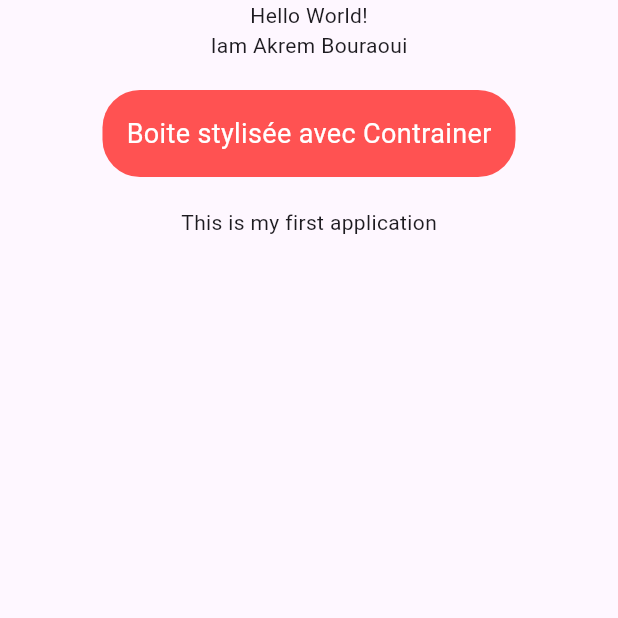
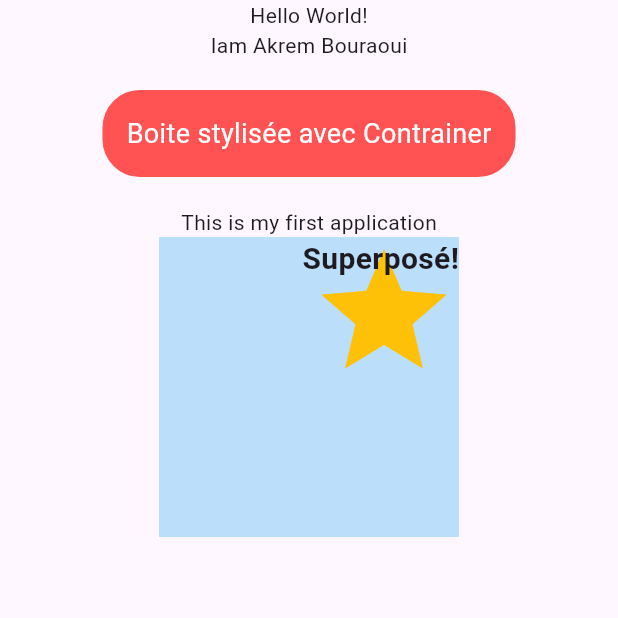
Before and after one commit to AkremBouraoui/flutter_app_widgets_base, a Flutter app: the screen it shows after launch, on a phone screen of 412 x 824 dp, the top half of it. Run offline on Flutter 3.47's test engine with Material 3 defaults, Android fonts, the phone set to English and light mode, and no system bars.

Commit message:
étape 4 : Découvrir le Stack

```diff
--- a/lib/main.dart
+++ b/lib/main.dart
@@ -28,7 +28,18 @@ class MainApp extends StatelessWidget {
                   style: TextStyle(color: Colors.white, fontSize: 18),
                 ),
               ),
-              Text('This is my first application')
+              Text('This is my first application'),
+              Stack(
+                alignment: Alignment.topRight,
+                children: [
+                  Container(width: 200,height: 200,color:Colors.blue[100]),
+                  Icon(Icons.star, size: 100, color: Colors.amber),
+                  Text(
+                    "Superposé!",
+                    style: TextStyle(fontSize: 20,fontWeight: FontWeight.bold),
+                  )
+                ],
+              )
             ],
         ),
       ),
```
